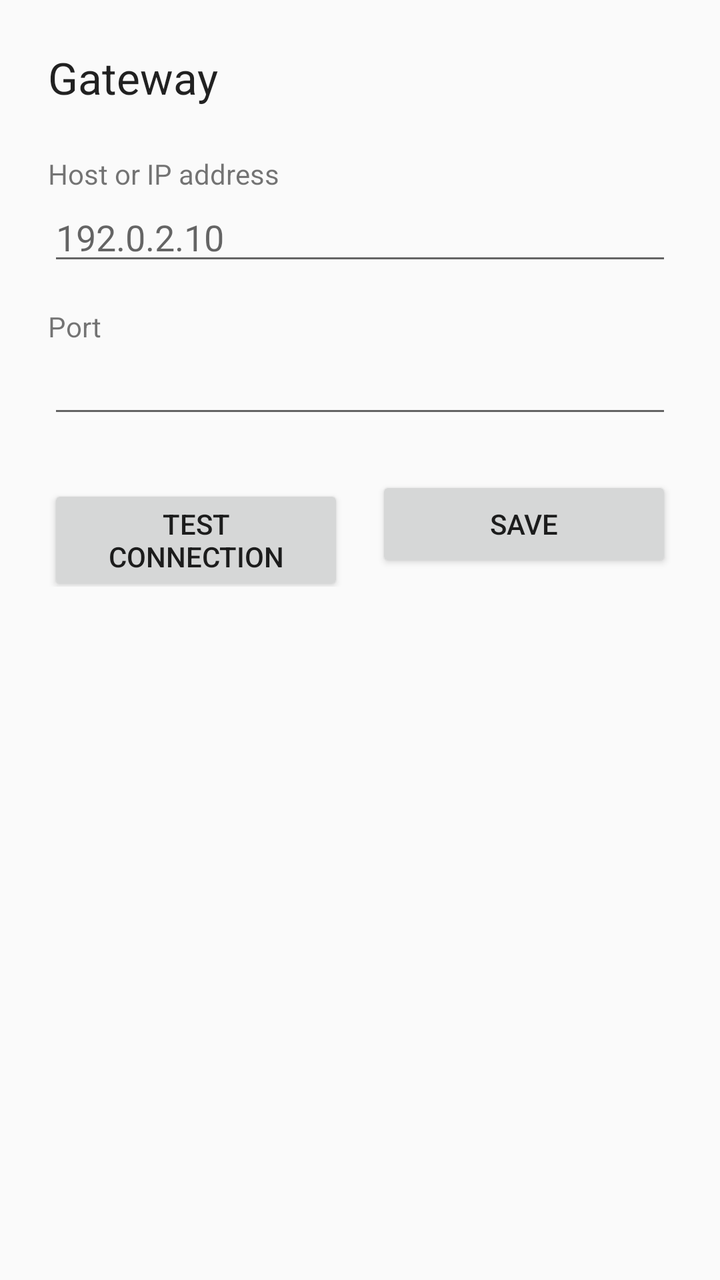
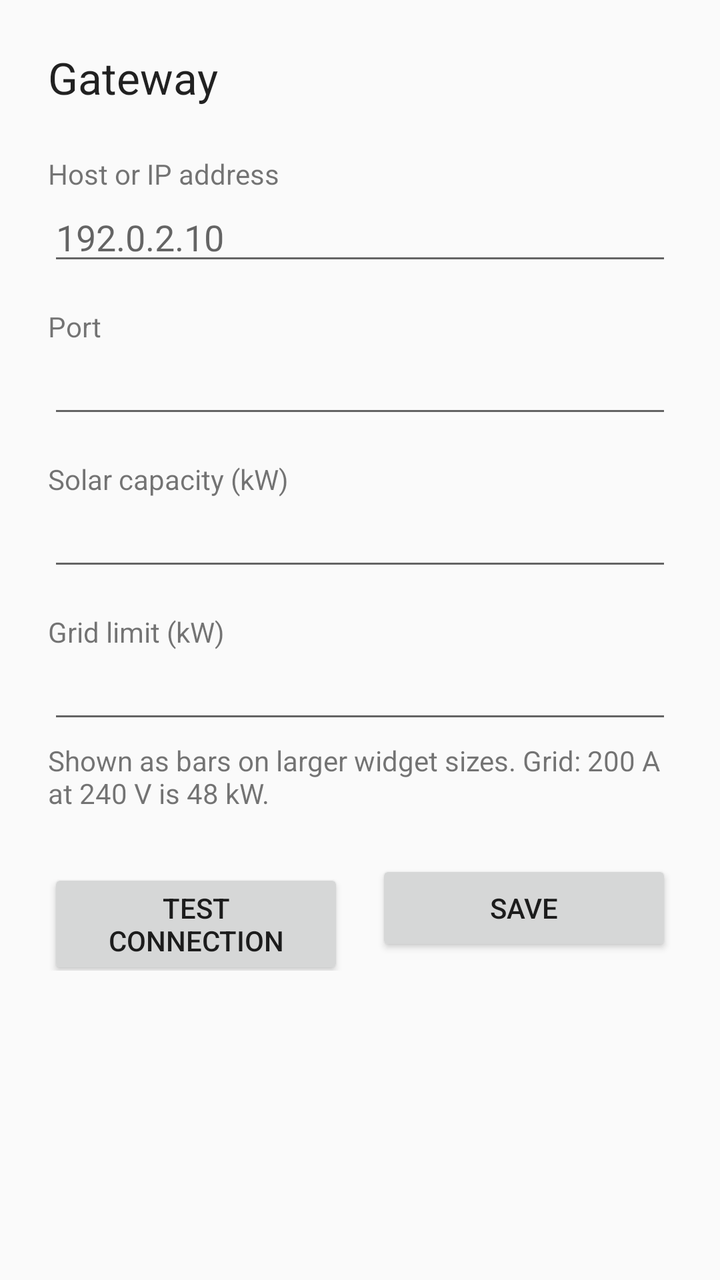

An Android layout rendered at two revisions. The XML below is the earlier revision; the diff shows what the commit changed to produce the second picture.
<!-- AndroidManifest.xml: application theme Theme.Fwh -->
<!-- res/layout/activity_config.xml -->
<?xml version="1.0" encoding="utf-8"?>
<ScrollView xmlns:android="http://schemas.android.com/apk/res/android"
    android:layout_width="match_parent"
    android:layout_height="match_parent"
    android:fitsSystemWindows="true">

    <LinearLayout
        android:layout_width="match_parent"
        android:layout_height="wrap_content"
        android:orientation="vertical"
        android:padding="24dp">

        <TextView
            android:layout_width="wrap_content"
            android:layout_height="wrap_content"
            android:text="@string/config_title"
            android:textAppearance="?android:attr/textAppearanceLarge" />

        <TextView
            android:layout_width="wrap_content"
            android:layout_height="wrap_content"
            android:layout_marginTop="24dp"
            android:text="@string/config_host" />

        <EditText
            android:id="@+id/host"
            android:layout_width="match_parent"
            android:layout_height="wrap_content"
            android:hint="@string/config_host_hint"
            android:importantForAutofill="no"
            android:inputType="textUri"
            android:singleLine="true" />

        <TextView
            android:layout_width="wrap_content"
            android:layout_height="wrap_content"
            android:layout_marginTop="16dp"
            android:labelFor="@id/port"
            android:text="@string/config_port" />

        <EditText
            android:id="@+id/port"
            android:layout_width="match_parent"
            android:layout_height="wrap_content"
            android:importantForAutofill="no"
            android:inputType="number"
            android:singleLine="true" />

        <LinearLayout
            android:layout_width="match_parent"
            android:layout_height="wrap_content"
            android:layout_marginTop="24dp"
            android:orientation="horizontal">

            <Button
                android:id="@+id/test"
                android:layout_width="0dp"
                android:layout_height="wrap_content"
                android:layout_weight="1"
                android:text="@string/config_test" />

            <Button
                android:id="@+id/save"
                android:layout_width="0dp"
                android:layout_height="wrap_content"
                android:layout_marginStart="16dp"
                android:layout_weight="1"
                android:text="@string/config_save" />
        </LinearLayout>

        <TextView
            android:id="@+id/status"
            android:layout_width="match_parent"
            android:layout_height="wrap_content"
            android:layout_marginTop="16dp"
            android:textIsSelectable="true" />
    </LinearLayout>
</ScrollView>
<!-- resources referenced by this layout -->
<resources>
  <string name="config_host">Host or IP address</string>
  <string name="config_host_hint">192.0.2.10</string>
  <string name="config_port">Port</string>
  <string name="config_save">Save</string>
  <string name="config_test">Test connection</string>
  <string name="config_title">Gateway</string>
  <style name="Theme.Fwh" parent="android:Theme.Material.Light.NoActionBar" />
</resources>

<!-- the commit's change to res/layout/activity_config.xml (unified diff, before → after) -->
@@ -46,6 +46,43 @@
             android:inputType="number"
             android:singleLine="true" />
 
+        <TextView
+            android:layout_width="wrap_content"
+            android:layout_height="wrap_content"
+            android:layout_marginTop="16dp"
+            android:labelFor="@id/solar_capacity"
+            android:text="@string/config_solar_capacity" />
+
+        <EditText
+            android:id="@+id/solar_capacity"
+            android:layout_width="match_parent"
+            android:layout_height="wrap_content"
+            android:importantForAutofill="no"
+            android:inputType="numberDecimal"
+            android:singleLine="true" />
+
+        <TextView
+            android:layout_width="wrap_content"
+            android:layout_height="wrap_content"
+            android:layout_marginTop="16dp"
+            android:labelFor="@id/grid_limit"
+            android:text="@string/config_grid_limit" />
+
+        <EditText
+            android:id="@+id/grid_limit"
+            android:layout_width="match_parent"
+            android:layout_height="wrap_content"
+            android:importantForAutofill="no"
+            android:inputType="numberDecimal"
+            android:singleLine="true" />
+
+        <TextView
+            android:layout_width="match_parent"
+            android:layout_height="wrap_content"
+            android:layout_marginTop="4dp"
+            android:text="@string/config_capacity_help"
+            android:textAppearance="?android:attr/textAppearanceSmall" />
+
         <LinearLayout
             android:layout_width="match_parent"
             android:layout_height="wrap_content"
<!-- resource entries referenced after the edit -->
@@ -1,9 +1,12 @@
 <!-- resources referenced by this layout -->
 <resources>
+  <string name="config_capacity_help">Shown as bars on larger widget sizes. Grid: 200 A at 240 V is 48 kW.</string>
+  <string name="config_grid_limit">Grid limit (kW)</string>
   <string name="config_host">Host or IP address</string>
   <string name="config_host_hint">192.0.2.10</string>
   <string name="config_port">Port</string>
   <string name="config_save">Save</string>
+  <string name="config_solar_capacity">Solar capacity (kW)</string>
   <string name="config_test">Test connection</string>
   <string name="config_title">Gateway</string>
   <style name="Theme.Fwh" parent="android:Theme.Material.Light.NoActionBar" />
